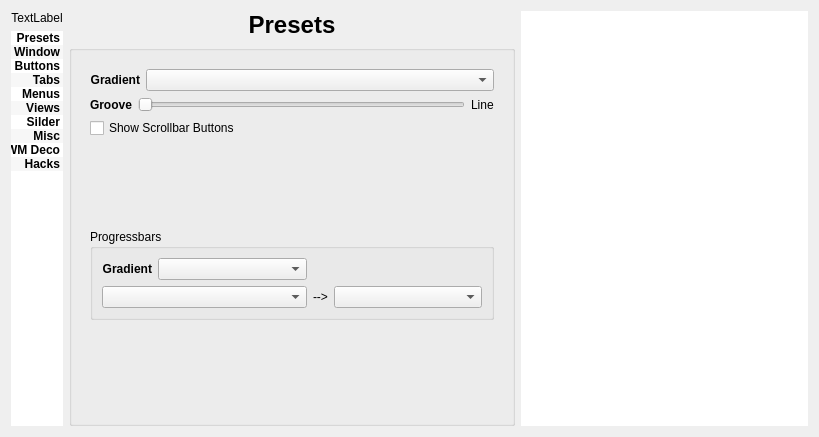
This is config/config.ui in deiv/bespin-pkg as Qt 5 draws it before an edit. The edited form follows.
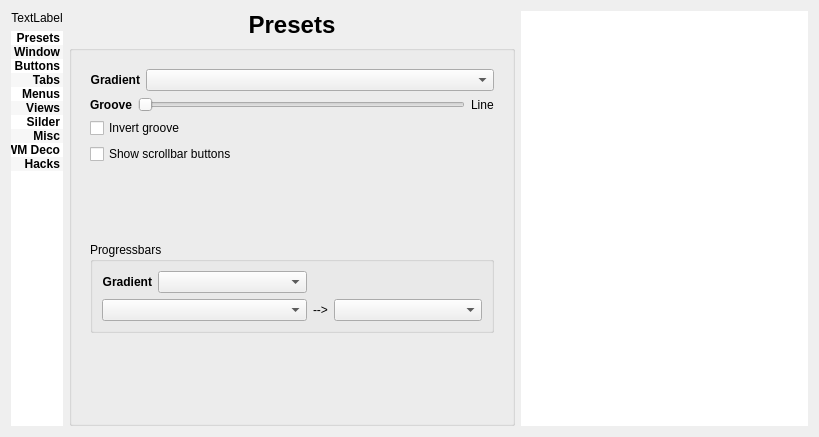
This is the edited form. The open tabs and pages were chosen to show the change.

Commit message: new option to invert the slider groove, 4.2 compat. xbar cmake, little tweaks everywhere

Patch:
```diff
--- a/config/config.ui
+++ b/config/config.ui
@@ -1662,14 +1662,14 @@
             </item>
            </layout>
           </item>
-          <item row="2" column="0" >
+          <item row="3" column="0" >
            <widget class="QCheckBox" name="showScrollButtons" >
             <property name="text" >
-             <string>Show Scrollbar Buttons</string>
+             <string>Show scrollbar buttons</string>
             </property>
            </widget>
           </item>
-          <item row="3" column="0" >
+          <item row="4" column="0" >
            <spacer name="verticalSpacer_2" >
             <property name="orientation" >
              <enum>Qt::Vertical</enum>
@@ -1682,7 +1682,7 @@
             </property>
            </spacer>
           </item>
-          <item row="4" column="0" >
+          <item row="5" column="0" >
            <widget class="QGroupBox" name="groupBox_4" >
             <property name="title" >
              <string>Progressbars</string>
@@ -1744,7 +1744,7 @@
             </layout>
            </widget>
           </item>
-          <item row="5" column="0" >
+          <item row="6" column="0" >
            <spacer name="verticalSpacer_6" >
             <property name="orientation" >
              <enum>Qt::Vertical</enum>
@@ -1757,6 +1757,13 @@
             </property>
            </spacer>
           </item>
+          <item row="2" column="0" >
+           <widget class="QCheckBox" name="invertGroove" >
+            <property name="text" >
+             <string>Invert groove</string>
+            </property>
+           </widget>
+          </item>
          </layout>
         </widget>
         <widget class="QWidget" name="Misc" >
```
Left out of the diff: 2 changed lines with no effect on the pictures. The commit also changes 9 other files.
